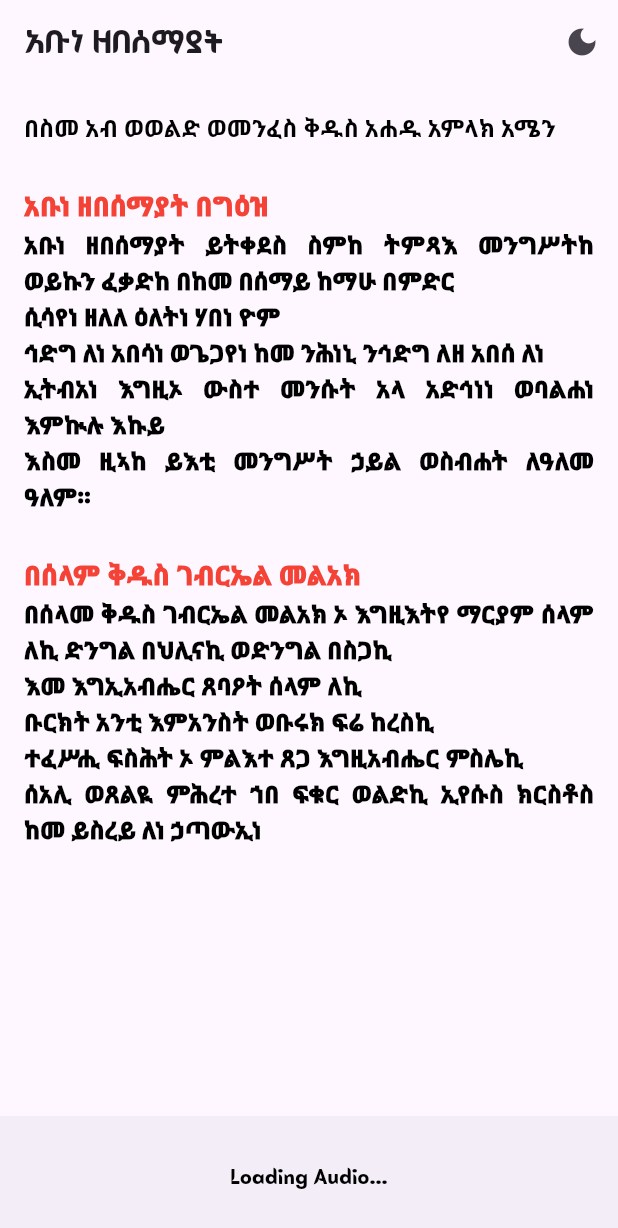
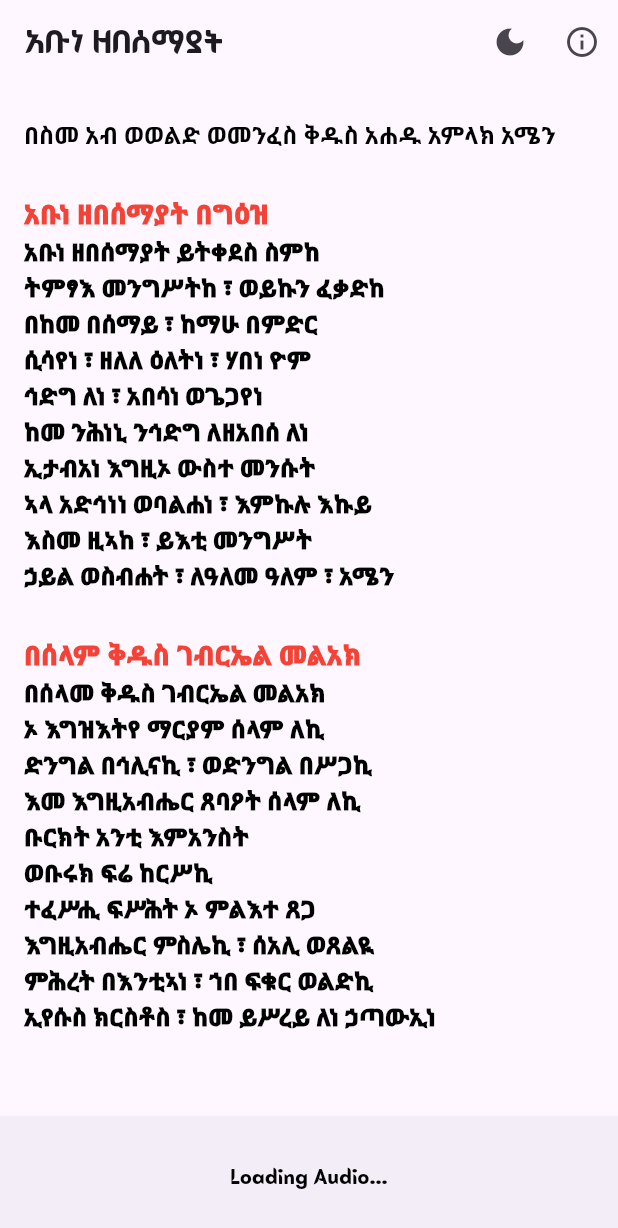
Before and after one commit to SeriousRasCode/Abune, a Flutter app: the screen it shows after launch, on a phone screen of 412 x 824 dp. Shown: the top 1228 px of the screen. Run offline on Flutter 3.47's test engine with Material 3 defaults, Android fonts, the phone set to English and light mode, and no system bars; our stand-ins replace just_audio, rxdart; missing offline and left inert: audio_session.

Commit message:
Add About dialog and improve UI layout in main.dart

```diff
--- a/lib/main.dart
+++ b/lib/main.dart
@@ -164,6 +164,7 @@ class _MyAppState extends State<MyApp> {
               backgroundColor: Theme.of(context).appBarTheme.backgroundColor,
               title: const Text('አቡነ ዘበሰማያት'),
               actions: [
+
                 // 🌙 Day/Night Mode Button
                 IconButton(
                   icon: Icon(
@@ -175,6 +176,19 @@ class _MyAppState extends State<MyApp> {
                   onPressed: _toggleTheme,
                   tooltip: 'Toggle Day/Night Mode',
                 ),
+                  IconButton(
+                    onPressed: () {
+                      showAboutDialog(
+                        context: context,
+                        children: [
+                          Text('Made in ❤️ by Tedros Teshome'),
+                        ],
+                        applicationName: 'አቡነ ዘበሰማያት',
+                        applicationVersion: '1.0.0',
+                        applicationIcon: const Icon(Icons.menu_book),
+                      );
+                    },
+                   icon: Icon(Icons.info_outline,))
               ],
             ),
 
@@ -185,6 +199,11 @@ class _MyAppState extends State<MyApp> {
                 child: Center(
                   child: FractionallySizedBox(
                     widthFactor: 1.0,
+                    child: Padding(
+                      padding: const EdgeInsetsGeometry.only(
+                        top: 5.0,
+                        bottom: 5.0,
+                      ),
                       child: Material(
                         child: RichText(
                           textAlign: TextAlign.justify,
@@ -216,7 +235,7 @@ class _MyAppState extends State<MyApp> {
 
                               TextSpan(
                                 text:
-                                  "\nአቡነ ዘበሰማያት ይትቀደስ ስምከ ትምጻእ መንግሥትከ ወይኩን ፈቃድከ በከመ በሰማይ ከማሁ በምድር",
+                                    "\nአቡነ ዘበሰማያት ይትቀደስ ስምከ",
                                 style: TextStyle(
                                   fontSize: 16.0,
                                   color: currentBodyTextColor,
@@ -224,7 +243,7 @@ class _MyAppState extends State<MyApp> {
                                 ),
                               ),
                               TextSpan(
-                              text: "\nሲሳየነ ዘለለ ዕለትነ ሃበነ ዮም",
+                                text: "\nትምፃእ መንግሥትከ ፣ ወይኩን ፈቃድከ",
                                 style: TextStyle(
                                   fontSize: 16.0,
                                   color: currentBodyTextColor,
@@ -233,7 +252,7 @@ class _MyAppState extends State<MyApp> {
                               ),
                               TextSpan(
                                 text:
-                                  "\nኅድግ ለነ አበሳነ ወጌጋየነ ከመ ንሕነኒ ንኅድግ ለዘ አበሰ ለነ",
+                                    "\nበከመ በሰማይ ፣ ከማሁ በምድር",
                                 style: TextStyle(
                                   fontSize: 16.0,
                                   color: currentBodyTextColor,
@@ -242,7 +261,7 @@ class _MyAppState extends State<MyApp> {
                               ),
                               TextSpan(
                                 text:
-                                  "\nኢትብአነ እግዚኦ ውስተ መንሱት አላ አድኅነነ ወባልሐነ እምኲሉ እኩይ",
+                                    "\nሲሳየነ ፣ ዘለለ ዕለትነ ፣ ሃበነ ዮም",
                                 style: TextStyle(
                                   fontSize: 16.0,
                                   color: currentBodyTextColor,
@@ -250,13 +269,56 @@ class _MyAppState extends State<MyApp> {
                                 ),
                               ),
                               TextSpan(
-                              text: "\nእስመ ዚኣከ ይእቲ መንግሥት ኃይል ወስብሐት ለዓለመ ዓለም።",
+                                text: "\nኅድግ ለነ ፣ አበሳነ ወጌጋየነ",
                                 style: TextStyle(
                                   fontSize: 16.0,
                                   color: currentBodyTextColor,
                                   decoration: TextDecoration.none,
                                 ),
                               ),
+                              TextSpan(
+                                text: "\nከመ ንሕነኒ ንኅድግ ለዘአበሰ ለነ",
+                                style: TextStyle(
+                                  fontSize: 16.0,
+                                  color: currentBodyTextColor,
+                                  decoration: TextDecoration.none,
+                                ),
+                              ),
+                              TextSpan(
+                                text: "\nኢታብአነ እግዚኦ ውስተ መንሱት",
+                                style: TextStyle(
+                                  fontSize: 16.0,
+                                  color: currentBodyTextColor,
+                                  decoration: TextDecoration.none,
+                                ),
+                              ),
+                              TextSpan(
+                                text: "\nኣላ አድኅነነ ወባልሐነ ፣ እምኩሉ እኩይ",
+                                style: TextStyle(
+                                  fontSize: 16.0,
+                                  color: currentBodyTextColor,
+                                  decoration: TextDecoration.none,
+                                ),
+                              ),
+                              TextSpan(
+                                text: "\nእስመ ዚኣከ ፣ ይእቲ መንግሥት",
+                                style: TextStyle(
+                                  fontSize: 16.0,
+                                  color: currentBodyTextColor,
+                                  decoration: TextDecoration.none,
+                                ),
+                              ),
+                              TextSpan(
+                                text: "\nኃይል ወስብሐት ፣ ለዓለመ ዓለም ፣ አሜን",
+                                style: TextStyle(
+                                  fontSize: 16.0,
+                                  color: currentBodyTextColor,
+                                  decoration: TextDecoration.none,
+                                ),
+                              ),
+
+                              // Beselame Gebriel
+
                               TextSpan(
                                 text: "\n\nበሰላም ቅዱስ ገብርኤል መልአክ",
                                 style: TextStyle(
@@ -267,7 +329,7 @@ class _MyAppState extends State<MyApp> {
                               ),
                               TextSpan(
                                 text:
-                                  "\nበሰላመ ቅዱስ ገብርኤል መልአክ ኦ እግዚእትየ ማርያም ሰላም ለኪ ድንግል በህሊናኪ ወድንግል በስጋኪ",
+                                    "\nበሰላመ ቅዱስ ገብርኤል መልአክ",
                                 style: TextStyle(
                                   fontSize: 16.0,
                                   color: currentBodyTextColor,
@@ -275,7 +337,7 @@ class _MyAppState extends State<MyApp> {
                                 ),
                               ),
                               TextSpan(
-                              text: "\nእመ እግኢአብሔር ጸባዖት ሰላም ለኪ",
+                                text: "\nኦ እግዝእትየ ማርያም ሰላም ለኪ",
                                 style: TextStyle(
                                   fontSize: 16.0,
                                   color: currentBodyTextColor,
@@ -283,7 +345,7 @@ class _MyAppState extends State<MyApp> {
                                 ),
                               ),
                               TextSpan(
-                              text: "\nቡርክት አንቲ እምአንስት ወቡሩክ ፍሬ ከረስኪ",
+                                text: "\nድንግል በኅሊናኪ ፣ ወድንግል በሥጋኪ",
                                 style: TextStyle(
                                   fontSize: 16.0,
                                   color: currentBodyTextColor,
@@ -291,7 +353,7 @@ class _MyAppState extends State<MyApp> {
                                 ),
                               ),
                               TextSpan(
-                              text: "\nተፈሥሒ ፍስሕት ኦ ምልእተ ጸጋ እግዚአብሔር ምስሌኪ",
+                                text: "\nእመ እግዚአብሔር ጸባዖት ሰላም ለኪ",
                                 style: TextStyle(
                                   fontSize: 16.0,
                                   color: currentBodyTextColor,
@@ -300,7 +362,54 @@ class _MyAppState extends State<MyApp> {
                               ),
                               TextSpan(
                                 text:
-                                  "\nሰአሊ ወጸልዪ ምሕረተ ኀበ ፍቁር ወልድኪ ኢየሱስ ክርስቶስ ከመ ይስረይ ለነ ኃጣውኢነ ",
+                                    "\nቡርክት አንቲ እምአንስት",
+                                style: TextStyle(
+                                  fontSize: 16.0,
+                                  color: currentBodyTextColor,
+                                  decoration: TextDecoration.none,
+                                ),
+                              ),
+                              TextSpan(
+                                text:
+                                    "\nወቡሩክ ፍሬ ከርሥኪ",
+                                style: TextStyle(
+                                  fontSize: 16.0,
+                                  color: currentBodyTextColor,
+                                  decoration: TextDecoration.none,
+                                ),
+                              ),
+
+                              TextSpan(
+
+                                text:
+                                    "\nተፈሥሒ ፍሥሕት ኦ ምልእተ ጸጋ",
+                                style: TextStyle(
+                                  fontSize: 16.0,
+                                  color: currentBodyTextColor,
+                                  decoration: TextDecoration.none,
+                                ),
+                              ),
+                              TextSpan(
+                                text:
+                                    "\nእግዚአብሔር ምስሌኪ ፣ ሰአሊ ወጸልዪ",
+                                style: TextStyle(
+                                  fontSize: 16.0,
+                                  color: currentBodyTextColor,
+                                  decoration: TextDecoration.none,
+                                ),
+                              ),
+                              TextSpan(
+                                text:
+                                    "\nምሕረት በእንቲኣነ ፣ ኀበ ፍቁር ወልድኪ",
+                                style: TextStyle(
+                                  fontSize: 16.0,
+                                  color: currentBodyTextColor,
+                                  decoration: TextDecoration.none,
+                                ),
+                              ),
+                              TextSpan(
+                                text:
+                                    "\nኢየሱስ ክርስቶስ ፣ ከመ ይሥረይ ለነ ኃጣውኢነ",
                                 style: TextStyle(
                                   fontSize: 16.0,
                                   color: currentBodyTextColor,
@@ -308,6 +417,7 @@ class _MyAppState extends State<MyApp> {
                                 ),
                               ),
                             ],
+                          ),
                         ),
                       ),
                     ),
```
Lines whose indentation alone changed are shown as unchanged.
